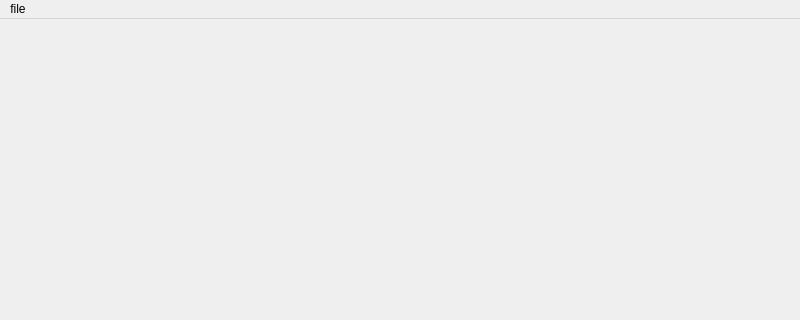
The window that src/mainwindow.ui (try-hard-factory/familiar) describes before a commit, drawn with Qt 5; both pictures show x 0 to 800 and y 0 to 320 of the 800 by 600 pixel window.
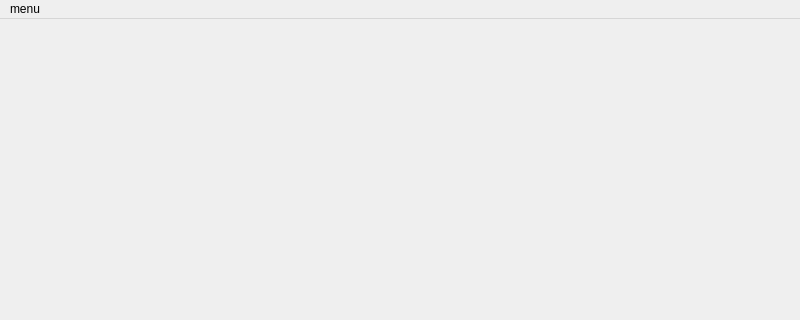
The same window after the commit.

Commit message: add project settings, window title

```diff
--- a/src/mainwindow.ui
+++ b/src/mainwindow.ui
@@ -26,7 +26,7 @@
    </property>
    <widget class="QMenu" name="menu">
     <property name="title">
-     <string>file</string>
+     <string>menu</string>
     </property>
     <addaction name="action_saveas"/>
     <addaction name="action_open"/>
```
Left out of the diff: 20 changed lines with no effect on the pictures. The commit also changes 5 other files.
